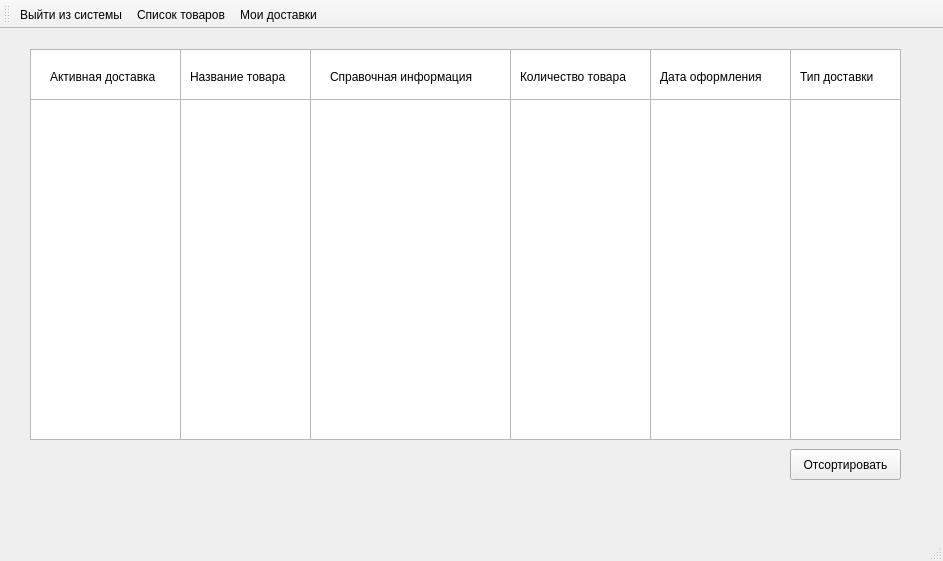
Old version of the form Source/MDKP/useractivedeliverywindow.ui in the repository striction10/MDKP.
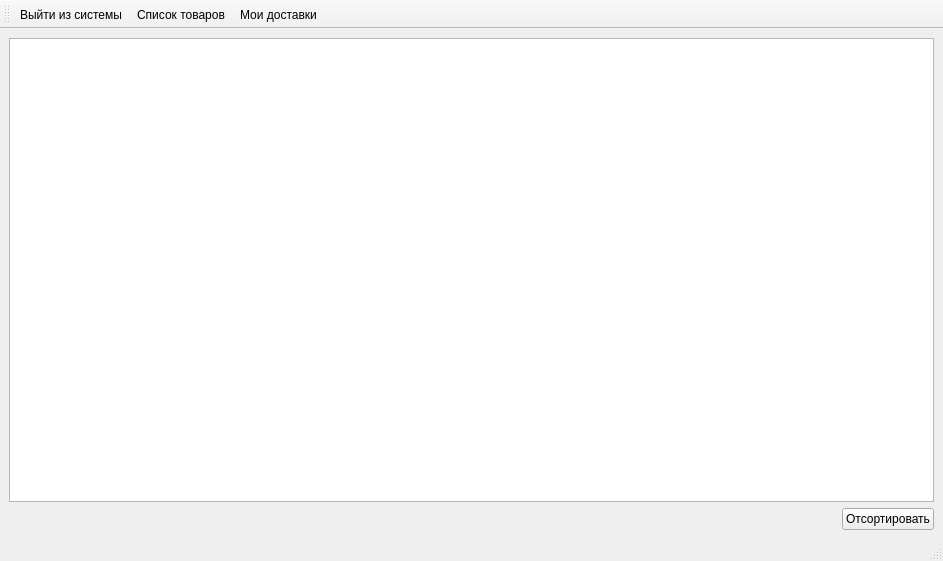
New version of the form.

What changed in the file:
```diff
--- a/Source/MDKP/useractivedeliverywindow.ui
+++ b/Source/MDKP/useractivedeliverywindow.ui
@@ -14,236 +14,48 @@
    <string>MainWindow</string>
   </property>
   <widget class="QWidget" name="centralwidget">
-   <widget class="QColumnView" name="columnView_11">
-    <property name="geometry">
-     <rect>
-      <x>790</x>
-      <y>20</y>
-      <width>111</width>
-      <height>391</height>
-     </rect>
-    </property>
-   </widget>
-   <widget class="QColumnView" name="columnView_7">
-    <property name="geometry">
-     <rect>
-      <x>310</x>
-      <y>20</y>
-      <width>201</width>
-      <height>51</height>
-     </rect>
-    </property>
-   </widget>
-   <widget class="QColumnView" name="columnView_2">
-    <property name="geometry">
-     <rect>
-      <x>180</x>
-      <y>20</y>
-      <width>131</width>
-      <height>391</height>
-     </rect>
-    </property>
-   </widget>
-   <widget class="QColumnView" name="columnView_4">
-    <property name="geometry">
-     <rect>
-      <x>510</x>
-      <y>20</y>
-      <width>141</width>
-      <height>391</height>
-     </rect>
-    </property>
-   </widget>
-   <widget class="QColumnView" name="columnView">
-    <property name="geometry">
-     <rect>
-      <x>30</x>
-      <y>20</y>
-      <width>151</width>
-      <height>391</height>
-     </rect>
-    </property>
-   </widget>
-   <widget class="QLabel" name="label_10">
-    <property name="geometry">
-     <rect>
-      <x>660</x>
-      <y>40</y>
-      <width>111</width>
-      <height>16</height>
-     </rect>
-    </property>
-    <property name="text">
-     <string>Дата оформления</string>
-    </property>
-   </widget>
-   <widget class="QColumnView" name="columnView_3">
-    <property name="geometry">
-     <rect>
-      <x>310</x>
-      <y>20</y>
-      <width>201</width>
-      <height>391</height>
-     </rect>
-    </property>
-   </widget>
-   <widget class="QColumnView" name="columnView_12">
-    <property name="geometry">
-     <rect>
-      <x>790</x>
-      <y>20</y>
-      <width>111</width>
-      <height>51</height>
-     </rect>
-    </property>
-   </widget>
-   <widget class="QColumnView" name="columnView_9">
-    <property name="geometry">
-     <rect>
-      <x>650</x>
-      <y>20</y>
-      <width>141</width>
-      <height>391</height>
-     </rect>
-    </property>
-   </widget>
-   <widget class="QLabel" name="label_9">
-    <property name="geometry">
-     <rect>
-      <x>190</x>
-      <y>40</y>
-      <width>111</width>
-      <height>16</height>
-     </rect>
-    </property>
-    <property name="text">
-     <string>Название товара</string>
-    </property>
-   </widget>
-   <widget class="QLabel" name="label_6">
-    <property name="geometry">
-     <rect>
-      <x>330</x>
-      <y>40</y>
-      <width>161</width>
-      <height>16</height>
-     </rect>
-    </property>
-    <property name="text">
-     <string>Справочная информация</string>
-    </property>
-   </widget>
-   <widget class="QColumnView" name="columnView_5">
-    <property name="geometry">
-     <rect>
-      <x>30</x>
-      <y>20</y>
-      <width>151</width>
-      <height>51</height>
-     </rect>
-    </property>
-   </widget>
-   <widget class="QPushButton" name="pushButton">
-    <property name="geometry">
-     <rect>
-      <x>790</x>
-      <y>420</y>
-      <width>111</width>
-      <height>31</height>
-     </rect>
-    </property>
-    <property name="text">
-     <string>Отсортировать</string>
-    </property>
-   </widget>
-   <widget class="QLabel" name="label_11">
-    <property name="geometry">
-     <rect>
-      <x>800</x>
-      <y>40</y>
-      <width>111</width>
-      <height>16</height>
-     </rect>
-    </property>
-    <property name="text">
-     <string>Тип доставки</string>
-    </property>
-   </widget>
-   <widget class="QLabel" name="label_7">
-    <property name="geometry">
-     <rect>
-      <x>520</x>
-      <y>40</y>
-      <width>121</width>
-      <height>16</height>
-     </rect>
-    </property>
-    <property name="text">
-     <string>Количество товара</string>
-    </property>
-   </widget>
-   <widget class="QLabel" name="label_8">
-    <property name="geometry">
-     <rect>
-      <x>50</x>
-      <y>40</y>
-      <width>111</width>
-      <height>16</height>
-     </rect>
-    </property>
-    <property name="text">
-     <string>Активная доставка</string>
-    </property>
-   </widget>
-   <widget class="QColumnView" name="columnView_10">
-    <property name="geometry">
-     <rect>
-      <x>650</x>
-      <y>20</y>
-      <width>141</width>
-      <height>51</height>
-     </rect>
-    </property>
-   </widget>
-   <widget class="QColumnView" name="columnView_8">
-    <property name="geometry">
-     <rect>
-      <x>510</x>
-      <y>20</y>
-      <width>141</width>
-      <height>51</height>
-     </rect>
-    </property>
-   </widget>
-   <widget class="QColumnView" name="columnView_13">
-    <property name="geometry">
-     <rect>
-      <x>180</x>
-      <y>20</y>
-      <width>131</width>
-      <height>51</height>
-     </rect>
-    </property>
-   </widget>
-   <zorder>columnView_11</zorder>
-   <zorder>columnView_2</zorder>
-   <zorder>columnView_4</zorder>
-   <zorder>columnView</zorder>
-   <zorder>columnView_3</zorder>
-   <zorder>columnView_12</zorder>
-   <zorder>columnView_9</zorder>
-   <zorder>columnView_5</zorder>
-   <zorder>pushButton</zorder>
-   <zorder>label_11</zorder>
-   <zorder>label_8</zorder>
-   <zorder>columnView_10</zorder>
-   <zorder>columnView_8</zorder>
-   <zorder>label_10</zorder>
-   <zorder>label_7</zorder>
-   <zorder>columnView_7</zorder>
-   <zorder>label_6</zorder>
-   <zorder>columnView_13</zorder>
-   <zorder>label_9</zorder>
+   <layout class="QGridLayout" name="gridLayout">
+    <item row="1" column="1">
+     <widget class="QPushButton" name="pushButtonSort">
+      <property name="text">
+       <string>Отсортировать</string>
+      </property>
+     </widget>
+    </item>
+    <item row="0" column="0" colspan="2">
+     <widget class="QTableView" name="tableViewDelivery">
+      <property name="styleSheet">
+       <string notr="true">QTableView {
+    selection-background-color: qlineargradient(x1: 0, y1: 0, x2: 0.5, y2: 0.5, stop: 0 DarkCyan);
+}
+
+QHeaderView::section {
+	border: 0.5px solid #C2C7CB;
+	 padding-left: 4px;
+	 background: qlineargradient(x1: 0, y1: 0, x2: 0, y2: 1, stop: 0 #59AAFC);
+}
+
+QTableView::item
+{
+  	border: 0px;
+}</string>
+      </property>
+     </widget>
+    </item>
+    <item row="1" column="0">
+     <spacer name="horizontalSpacer">
+      <property name="orientation">
+       <enum>Qt::Horizontal</enum>
+      </property>
+      <property name="sizeHint" stdset="0">
+       <size>
+        <width>40</width>
+        <height>20</height>
+       </size>
+      </property>
+     </spacer>
+    </item>
+   </layout>
   </widget>
   <widget class="QMenuBar" name="menubar">
    <property name="geometry">
```
